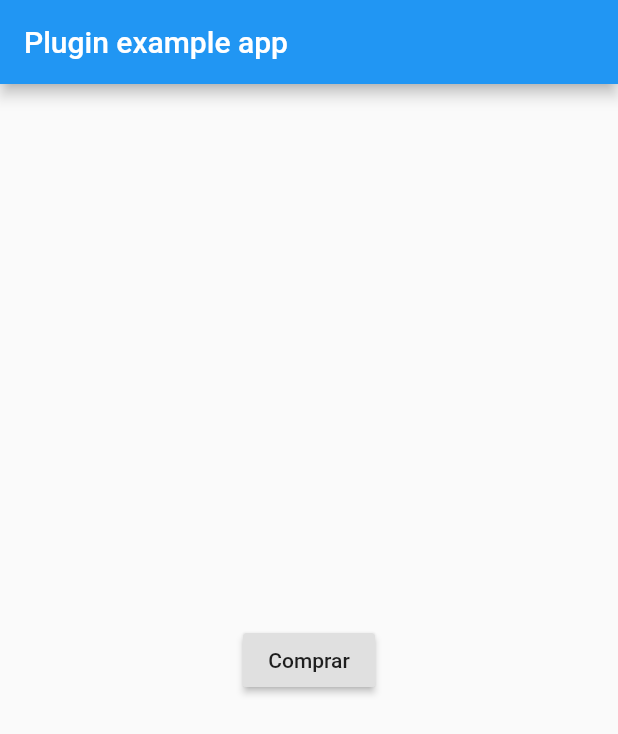
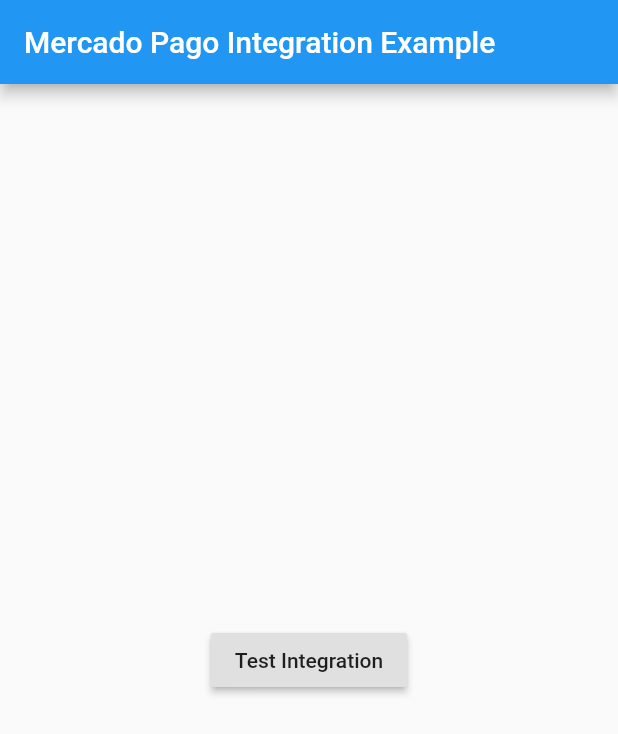
Before and after one commit to caramelpoint/mercado_pago_integration, a Flutter app: the screen it shows after launch, on a phone screen of 412 x 824 dp. Shown: the top 734 px of the screen. Run offline on Flutter 3.47's test engine with Material 2 defaults, Android fonts, the phone set to English and light mode, and no system bars.

Commit message:
Update Documentation

```diff
--- a/example/lib/main.dart
+++ b/example/lib/main.dart
@@ -1,7 +1,4 @@
 import 'package:flutter/material.dart';
-import 'dart:async';
-
-import 'package:flutter/services.dart';
 import 'package:mercado_pago_integration/mercado_pago_integration.dart';
 
 void main() {
@@ -14,40 +11,17 @@
 }
 
 class _MyAppState extends State<MyApp> {
-  // String _platformVersion = 'Unknown';
-
   @override
   void initState() {
     super.initState();
-    // initPlatformState();
   }
-
-  // // Platform messages are asynchronous, so we initialize in an async method.
-  // Future<void> initPlatformState() async {
-  //   dynamic platformVersion;
-  //   // Platform messages may fail, so we use a try/catch PlatformException.
-  //   try {
-
-  //   } on PlatformException {
-  //     platformVersion = 'Failed to get platform version.';
-  //   }
-
-  //   // If the widget was removed from the tree while the asynchronous platform
-  //   // message was in flight, we want to discard the reply rather than calling
-  //   // setState to update our non-existent appearance.
-  //   if (!mounted) return;
-
-  //   setState(() {
-  //     _platformVersion = platformVersion;
-  //   });
-  // }
 
   @override
   Widget build(BuildContext context) {
     return MaterialApp(
       home: Scaffold(
         appBar: AppBar(
-          title: const Text('Plugin example app'),
+          title: const Text('Mercado Pago Integration Example'),
         ),
         body: Center(
           child: RaisedButton(
@@ -57,7 +31,7 @@
                   checkoutPreferenceId: "582487861-d0e6d475-4b97-4ed8-a629-a5d2529ea46f");
               debugPrint('RESULTADO$platformVersion');
             },
-            child: Text('Comprar'),
+            child: Text('Test Integration'),
           ),
         ),
       ),
--- a/lib/mercado_pago_integration.dart
+++ b/lib/mercado_pago_integration.dart
@@ -1,13 +1,14 @@
 import 'dart:async';
 
+import 'package:flutter/material.dart';
 import 'package:flutter/services.dart';
 
 class MercadoPagoIntegration {
   static const MethodChannel _channel = const MethodChannel('mercado_pago_integration');
 
   static Future<dynamic> startCheckout({
-    String publicKey,
-    String checkoutPreferenceId,
+    @required String publicKey,
+    @required String checkoutPreferenceId,
   }) async {
     return await _channel.invokeMethod('startCheckout', {
       'publicKey': publicKey,
```
Also changed, not shown: 4 other files.
